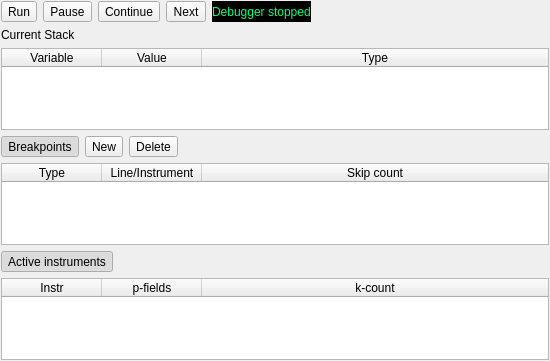
The window that src/debugpanel.ui (CsoundQt/CsoundQt) describes before a commit, drawn with Qt 5.
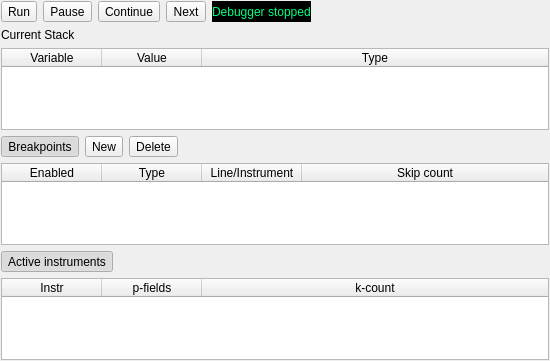
The same window after the commit. Icons and pictures are not drawn.

Commit message: Implemented count parameter for instrument breakpoints. Added checkbox to enable/disable breakpoints

Diff of the .ui file:
```diff
--- a/src/debugpanel.ui
+++ b/src/debugpanel.ui
@@ -118,7 +118,7 @@
        <bool>false</bool>
       </property>
       <property name="columnCount">
-       <number>3</number>
+       <number>4</number>
       </property>
       <attribute name="horizontalHeaderMinimumSectionSize">
        <number>1</number>
@@ -132,6 +132,17 @@
       <attribute name="verticalHeaderVisible">
        <bool>false</bool>
       </attribute>
+      <attribute name="verticalHeaderHighlightSections">
+       <bool>false</bool>
+      </attribute>
+      <attribute name="verticalHeaderShowSortIndicator" stdset="0">
+       <bool>true</bool>
+      </attribute>
+      <column>
+       <property name="text">
+        <string>Enabled</string>
+       </property>
+      </column>
       <column>
        <property name="text">
         <string>Type</string>
```
The commit also changes 2 other files.
